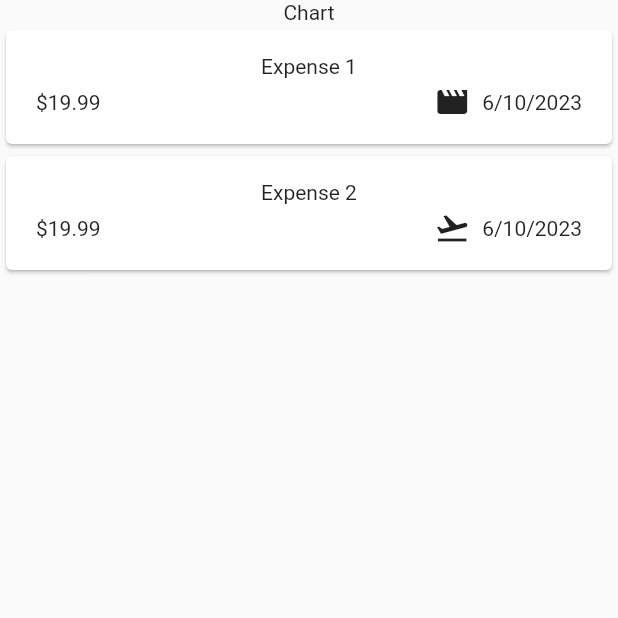
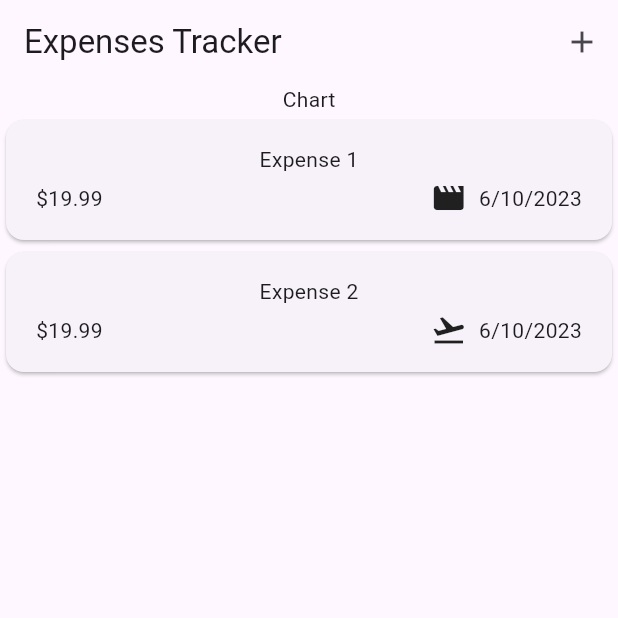
Before and after one commit to siddharth200119/flutter_expenses_app, a Flutter app: the screen it shows after launch, on a phone screen of 412 x 824 dp, the top half of it. Run offline on Flutter 3.47's test engine with Material 2 defaults, Android fonts, the phone set to English and light mode, and no system bars.

Commit message:
added modal bottom sheet and appbar

```diff
--- a/lib/main.dart
+++ b/lib/main.dart
@@ -2,7 +2,8 @@ import 'package:flutter/material.dart';
 import 'package:expenses_app/widgets/expenses_screen.dart';
 
 void main(){
-  runApp(const MaterialApp(
-    home: ExpensesScreen(),
+  runApp(MaterialApp(
+    theme: ThemeData(useMaterial3: true),
+    home: const ExpensesScreen(),
   ));
 }
--- a/lib/widgets/expenses_screen.dart
+++ b/lib/widgets/expenses_screen.dart
@@ -25,9 +25,24 @@ class _ExpensesScreenState extends State<ExpensesScreen> {
         category: Category.travel),
   ];
 
+  void _openAddExpenseOverlay(){
+    showModalBottomSheet(context: context, builder: (ctx) {
+      return Text("Modal bottom sheet");
+    });
+  }
+
   @override
   Widget build(context) {
     return Scaffold(
+      appBar: AppBar(
+        title: const Text('Expenses Tracker'),
+        actions: [
+          IconButton(
+            onPressed: _openAddExpenseOverlay,
+            icon: const Icon(Icons.add),
+          )
+        ],
+      ),
       body: Column(
         children: [
           const Text(
```
